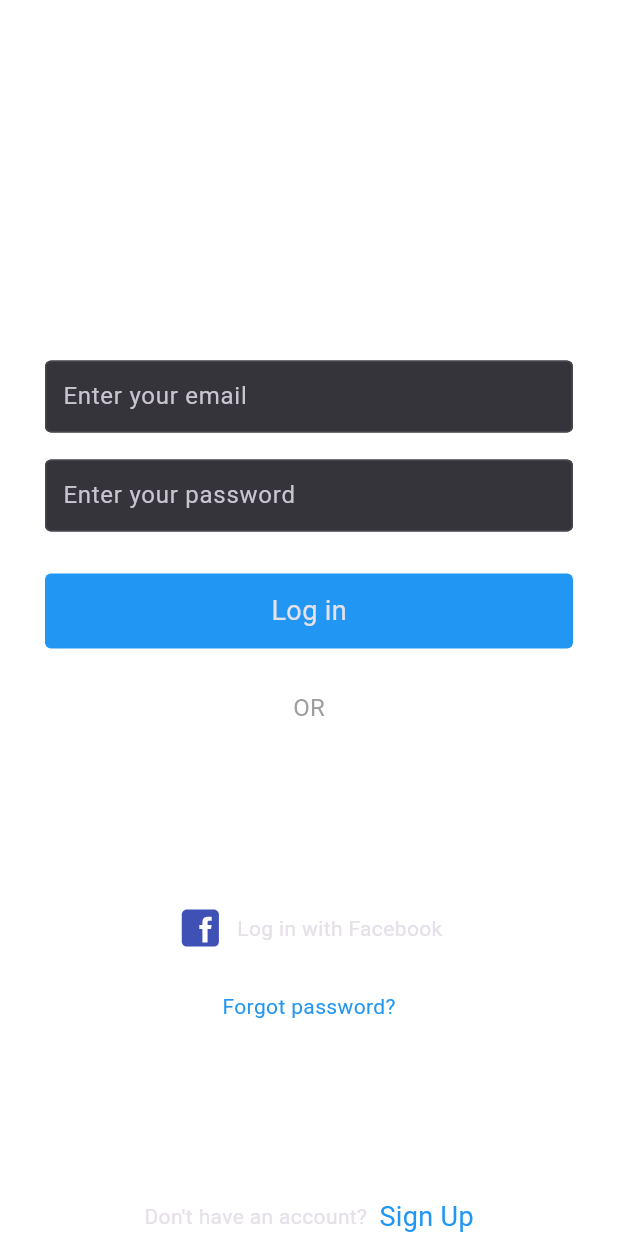
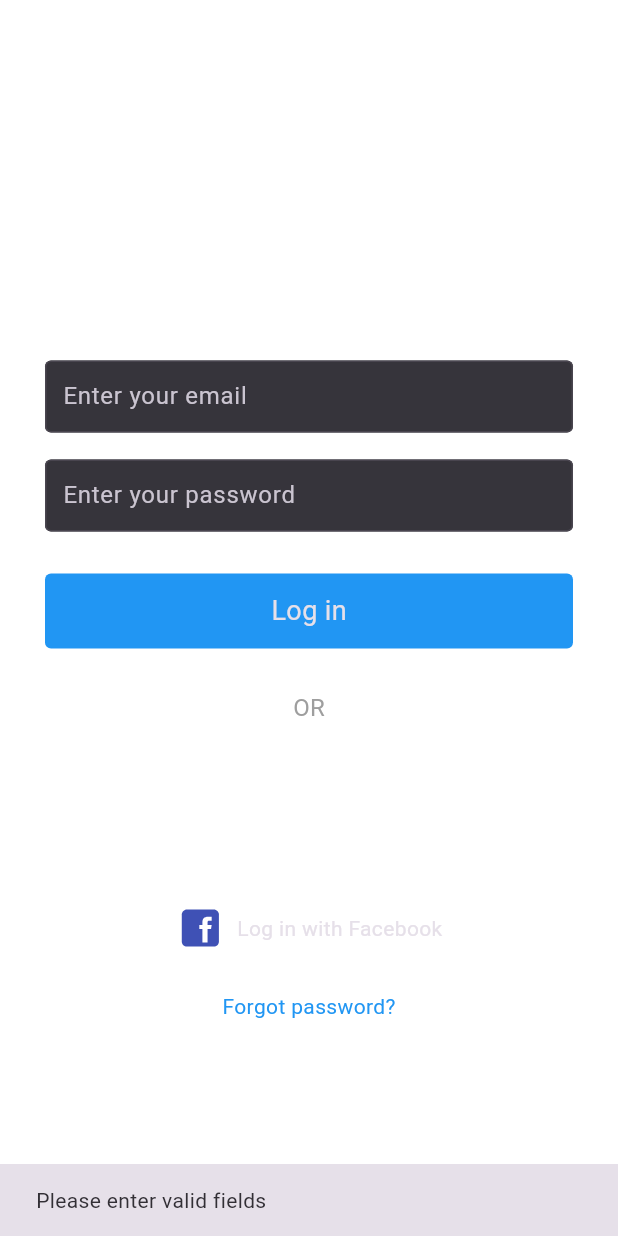
Before and after one commit to abir739/Instagram-Clone, a Flutter app: the screen it shows after launch, after a tap on "Log in", on a phone screen of 412 x 824 dp. Run offline on Flutter 3.47's test engine with Material 3 defaults, Android fonts, the phone set to English and light mode, and no system bars; our stand-ins replace cloud_firestore, firebase_auth, firebase_core, firebase_storage, flutter_svg; accounts and stored records are empty.

Commit message:
Firebase Signup and Login Auth

```diff
--- a/lib/data/auth_methods.dart
+++ b/lib/data/auth_methods.dart
@@ -1,8 +1,5 @@
-import 'dart:typed_data';
-
 import 'package:cloud_firestore/cloud_firestore.dart';
 import 'package:firebase_auth/firebase_auth.dart';
-import 'package:flutter/material.dart';
 
 class AuthenticationMethods {
   final FirebaseFirestore _firestore = FirebaseFirestore.instance;
@@ -50,4 +47,29 @@ class AuthenticationMethods {
     // Returns the result, which will either be the default error message or a success message
     return resp;
   }
+
+// Method for logging in a user
+Future<String> loginUser({
+  required String email,
+  required String password,
+
+}) async {
+  String resp = "error occurred";
+  try {
+    if (email.isNotEmpty && password.isNotEmpty) {
+      await _auth.signInWithEmailAndPassword(
+        email: email,
+        password: password,
+      );
+      resp = "success";
+
+    } else {
+      resp = "Please enter valid fields";
+    }
+  } catch (e) {
+    resp = e.toString();
+  }
+  return resp;
 }
+
+}
--- a/lib/main.dart
+++ b/lib/main.dart
@@ -1,3 +1,4 @@
+import 'package:firebase_auth/firebase_auth.dart';
 import 'package:flutter/foundation.dart';
 import 'package:flutter/material.dart';
 import 'package:instagram_clone/responsives/mobile_screen.dart';
@@ -10,7 +11,8 @@ import 'package:firebase_core/firebase_core.dart';
 void main() async {
   WidgetsFlutterBinding.ensureInitialized(); // Ensure binding is initialized
   if (kIsWeb) {
-    await Firebase.initializeApp( // Initialize Firebase
+    await Firebase.initializeApp(
+      // Initialize Firebase
       options: const FirebaseOptions(
           apiKey: "AIzaSyCWrEeh17PhmJkf6dIbUuGobTccYrQ2rz4",
           authDomain: "instagram-clone-dbfce.firebaseapp.com",
@@ -32,13 +34,39 @@ class MyApp extends StatelessWidget {
   Widget build(BuildContext context) {
     return MaterialApp(
       debugShowCheckedModeBanner: false,
-      title: 'Instagram Colone',
+      title: 'Instagram Clone',
       theme:
           ThemeData.dark().copyWith(scaffoldBackgroundColor: backgroundColor),
-      // home: const ResponsiveScreen(
-      //   mobileScreen: MobileScreen(),
-      //   webScreen: WebScreen(),)
-      home: const LoginPage(),
+      home: StreamBuilder(
+        stream: FirebaseAuth.instance.authStateChanges(),
+        builder: (BuildContext context, AsyncSnapshot snapshot) {
+          if (snapshot.hasError) {
+            return Text('Error: ${snapshot.error}');
+          }
+          switch (snapshot.connectionState) {
+            case ConnectionState.none:
+              return const Text('Not connected to the stream or null');
+            case ConnectionState.waiting:
+              return const CircularProgressIndicator();
+            case ConnectionState.active:
+              if (snapshot.hasData) {
+                // If snapshot has data which means user is logged in,
+                // then we check the width of screen and accordingly display the screen layout.
+                return const ResponsiveScreen(
+                  mobileScreen: MobileScreen(),
+                  webScreen: WebScreen(),
+                );
+              } else {
+                // If the snapshot has no data, return the LoginPage.
+                return const LoginPage();
+              }
+            case ConnectionState.done:
+              return const Text('Stream has finished');
+          }
+          // If the connection state is not active or done, return LoginPage by default.
+          // return const LoginPage();
+        },
+      ),
     );
   }
 }
--- /dev/null
+++ b/lib/methods/methods_Util.dart
@@ -0,0 +1,11 @@
+
+import 'package:flutter/material.dart';
+
+// for displaying snackbars
+showSnackBar(BuildContext context, String text) {
+  return ScaffoldMessenger.of(context).showSnackBar(
+    SnackBar(
+      content: Text(text),
+    ),
+  );
+}
--- a/lib/screens/login_page.dart
+++ b/lib/screens/login_page.dart
@@ -1,5 +1,11 @@
 import 'package:flutter/material.dart';
 import 'package:flutter_svg/flutter_svg.dart';
+import 'package:instagram_clone/data/auth_methods.dart';
+import 'package:instagram_clone/methods/methods_Util.dart';
+import 'package:instagram_clone/responsives/mobile_screen.dart';
+import 'package:instagram_clone/responsives/responsive_screen.dart';
+import 'package:instagram_clone/responsives/web_screen.dart';
+import 'package:instagram_clone/screens/home_page.dart';
 import 'package:instagram_clone/screens/signUp_page.dart';
 import 'package:instagram_clone/screens/widgets/textField_input.dart';
 import 'package:instagram_clone/utils/colors.dart';
@@ -14,12 +20,38 @@ class LoginPage extends StatefulWidget {
 class _LoginPageState extends State<LoginPage> {
   final TextEditingController _emailController = TextEditingController();
   final TextEditingController _passwordController = TextEditingController();
+  bool isLoaing = false;
 
   @override
   void dispose() {
     super.dispose();
     _emailController.dispose();
     _passwordController.dispose();
+  }
+
+  void signIn() async {
+    setState(() {
+      isLoaing = true;
+    });
+    String resp = await AuthenticationMethods().loginUser(
+        email: _emailController.text, password: _passwordController.text);
+
+    setState(() {
+      isLoaing = false;
+    });
+
+    if (resp == 'success') {
+      // Use pushReplacement() when you want to replace the current screen entirely and prevent the user from going back to it.
+      Navigator.of(context).pushReplacement(
+        MaterialPageRoute(
+            builder: (context) => const ResponsiveScreen(
+                  mobileScreen: MobileScreen(),
+                  webScreen: WebScreen(),
+                )),
+      );
+    } else {
+      showSnackBar(context, resp);
+    }
   }
 
   @override
@@ -62,7 +94,7 @@ class _LoginPageState extends State<LoginPage> {
 
               // login button
               InkWell(
-                onTap: () {},
+                onTap: signIn,
                 child: Container(
                   // Sets the width of the container to take up all available horizontal space.
                   width: double.infinity,
@@ -75,11 +107,16 @@ class _LoginPageState extends State<LoginPage> {
                         borderRadius: BorderRadius.all(Radius.circular(4))),
                     color: Colors.blue,
                   ),
-                  child: const Text('Log in',
-                      style:
-                          TextStyle(fontSize: 18, fontStyle: FontStyle.normal)),
+                  child: isLoaing
+                      ? const Center(
+                          child: CircularProgressIndicator(),
+                        )
+                      : const Text('Log in',
+                          style: TextStyle(
+                              fontSize: 18, fontStyle: FontStyle.normal)),
                 ),
               ),
+
               const SizedBox(height: 28),
               // OR Divider
               const Row(
```
Also changed, not shown: lib/data/storage.dart (added, +33 -0 lines), lib/screens/home_page.dart (added, +12 -0 lines), lib/screens/signUp_page.dart (+41 -13 lines), lib/models/userModel.dart (added).
